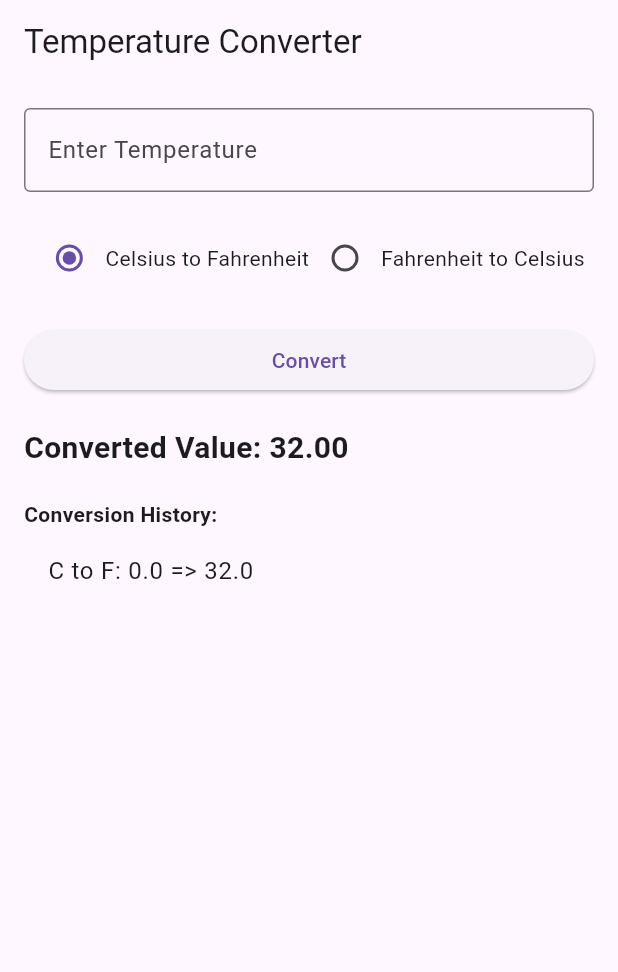
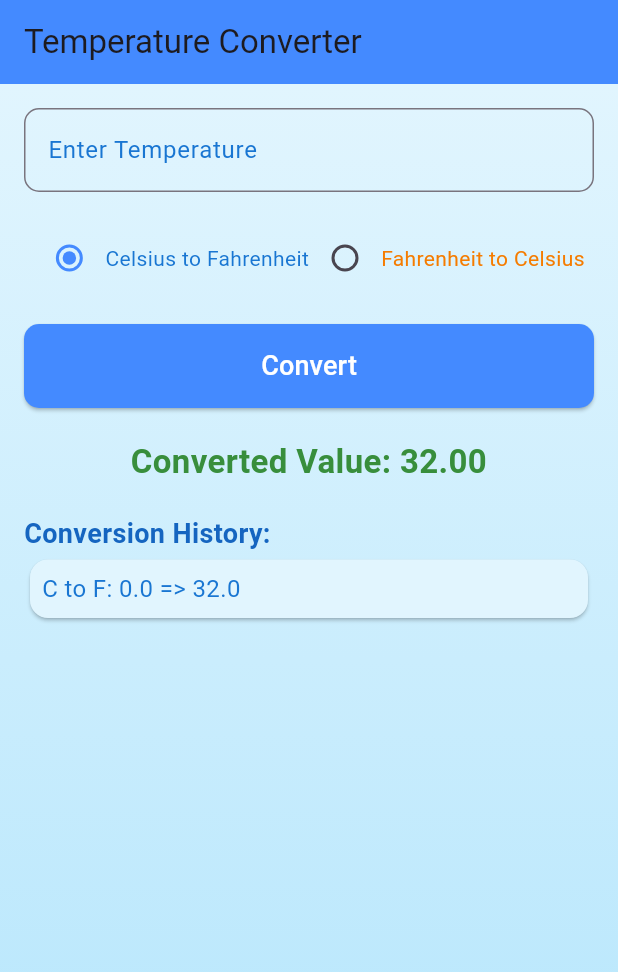
Before and after one commit to IkireziI/Flutter_project, a Flutter app: the screen it shows after launch, after a tap on "Convert", on a phone screen of 412 x 824 dp. Shown: the top 972 px of the screen. Run offline on Flutter 3.47's test engine with Material 3 defaults, Android fonts, the phone set to English and light mode, and no system bars.

Commit message:
work done

```diff
--- a/lib/main.dart
+++ b/lib/main.dart
@@ -6,6 +6,10 @@ class TemperatureConverterApp extends StatelessWidget {
   @override
   Widget build(BuildContext context) {
     return MaterialApp(
+      theme: ThemeData(
+        primarySwatch: Colors.blue, // Primary theme color
+        brightness: Brightness.light, // Light mode theme
+      ),
       home: TemperatureConverter(),
     );
   }
@@ -51,9 +55,19 @@ class _TemperatureConverterState extends State<TemperatureConverter> {
   @override
   Widget build(BuildContext context) {
     return Scaffold(
-      appBar: AppBar(title: Text('Temperature Converter')),
-      body: Padding(
+      appBar: AppBar(
+        title: Text('Temperature Converter'),
+        backgroundColor: Colors.blueAccent, // AppBar color
+      ),
+      body: Container(
         padding: const EdgeInsets.all(16.0),
+        decoration: BoxDecoration(
+          gradient: LinearGradient(
+            colors: [Colors.lightBlue.shade50, Colors.lightBlue.shade100],
+            begin: Alignment.topCenter,
+            end: Alignment.bottomCenter,
+          ),
+        ),
         child: Column(
           crossAxisAlignment: CrossAxisAlignment.stretch,
           children: [
@@ -63,7 +77,13 @@ class _TemperatureConverterState extends State<TemperatureConverter> {
               keyboardType: TextInputType.number,
               decoration: InputDecoration(
                 labelText: 'Enter Temperature',
-                border: OutlineInputBorder(),
+                labelStyle: TextStyle(color: Colors.blue.shade700), // Label text color
+                border: OutlineInputBorder(
+                  borderRadius: BorderRadius.circular(10.0),
+                ),
+                focusedBorder: OutlineInputBorder(
+                  borderSide: BorderSide(color: Colors.blueAccent),
+                ),
               ),
             ),
             SizedBox(height: 20),
@@ -73,6 +93,7 @@ class _TemperatureConverterState extends State<TemperatureConverter> {
               mainAxisAlignment: MainAxisAlignment.center,
               children: [
                 Radio(
+                  activeColor: Colors.blueAccent,
                   value: "CtoF",
                   groupValue: _conversionType,
                   onChanged: (value) {
@@ -81,8 +102,9 @@ class _TemperatureConverterState extends State<TemperatureConverter> {
                     });
                   },
                 ),
-                Text("Celsius to Fahrenheit"),
+                Text("Celsius to Fahrenheit", style: TextStyle(color: Colors.blue.shade700)),
                 Radio(
+                  activeColor: Colors.orangeAccent,
                   value: "FtoC",
                   groupValue: _conversionType,
                   onChanged: (value) {
@@ -91,7 +113,7 @@ class _TemperatureConverterState extends State<TemperatureConverter> {
                     });
                   },
                 ),
-                Text("Fahrenheit to Celsius"),
+                Text("Fahrenheit to Celsius", style: TextStyle(color: Colors.orange.shade700)),
               ],
             ),
 
@@ -100,7 +122,15 @@ class _TemperatureConverterState extends State<TemperatureConverter> {
             // Convert button
             ElevatedButton(
               onPressed: _convertTemperature,
-              child: Text('Convert'),
+              style: ElevatedButton.styleFrom(
+                foregroundColor: Colors.white, backgroundColor: Colors.blueAccent, // Text color on button
+                padding: EdgeInsets.symmetric(vertical: 15.0),
+                shape: RoundedRectangleBorder(borderRadius: BorderRadius.circular(10.0)),
+              ),
+              child: Text(
+                'Convert',
+                style: TextStyle(fontSize: 18),
+              ),
             ),
             SizedBox(height: 20),
 
@@ -108,19 +138,38 @@ class _TemperatureConverterState extends State<TemperatureConverter> {
             if (_convertedValue.isNotEmpty)
               Text(
                 'Converted Value: $_convertedValue',
-                style: TextStyle(fontSize: 20, fontWeight: FontWeight.bold),
+                style: TextStyle(
+                  fontSize: 22,
+                  fontWeight: FontWeight.bold,
+                  color: Colors.green.shade700, // Result text color
+                ),
+                textAlign: TextAlign.center,
               ),
 
             SizedBox(height: 20),
 
             // Display history
-            Text('Conversion History:', style: TextStyle(fontWeight: FontWeight.bold)),
+            Text(
+              'Conversion History:',
+              style: TextStyle(
+                fontSize: 18,
+                fontWeight: FontWeight.bold,
+                color: Colors.blue.shade800, // History label color
+              ),
+            ),
             Expanded(
               child: ListView.builder(
                 itemCount: _history.length,
                 itemBuilder: (context, index) {
-                  return ListTile(
-                    title: Text(_history[index]),
+                  return Card(
+                    color: index % 2 == 0 ? Colors.lightBlue.shade50 : Colors.lightBlue.shade100,
+                    child: Padding(
+                      padding: const EdgeInsets.all(8.0),
+                      child: Text(
+                        _history[index],
+                        style: TextStyle(fontSize: 16, color: Colors.blue.shade700),
+                      ),
+                    ),
                   );
                 },
               ),
```
